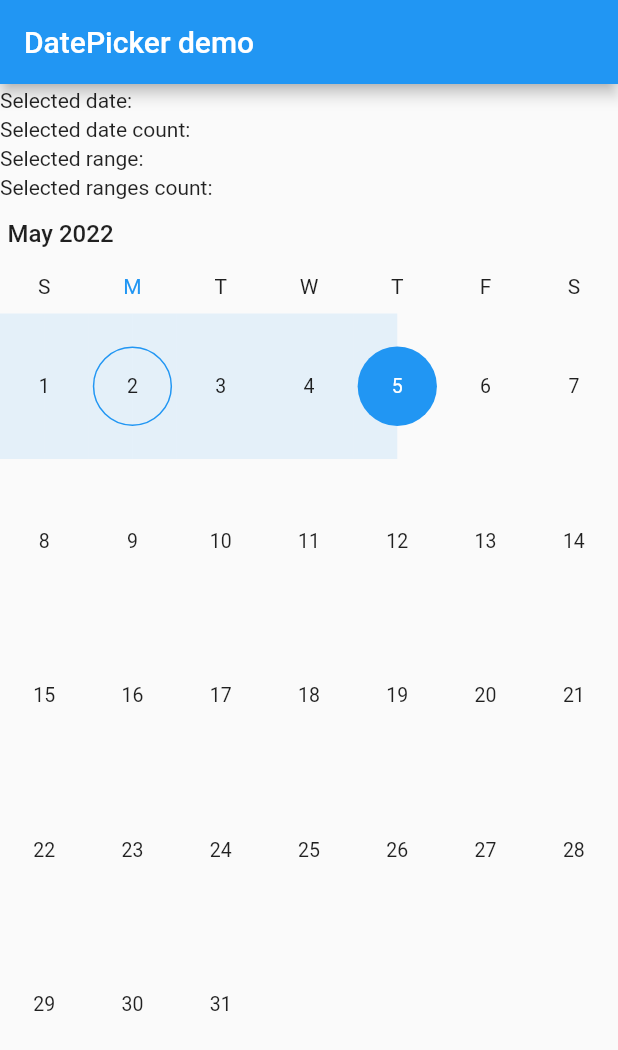
After one commit to AndreaBasile97/ombrelloni_flutter, a Flutter app: the screen it shows after launch, in the side drawer, after a tap on "Welcome", on a phone screen of 412 x 824 dp. The commit adds this screen. Shown: the top 1050 px of the screen. Run offline on Flutter 3.47's test engine with Material 2 defaults, Android fonts, the phone set to English and light mode, and no system bars; drawn by our look-alikes of syncfusion_flutter_datepicker.

Commit message:
aggiunta date picker widget

```diff
--- /dev/null
+++ b/lib/models/nav_drawer.dart
@@ -0,0 +1,47 @@
+import 'package:flutter/material.dart';
+import 'package:ombrelloni_flutter/screens/find_by_date.dart';
+
+class NavDrawer extends StatefulWidget {
+  NavDrawer({Key? key}) : super(key: key);
+  @override
+  State<StatefulWidget> createState() => _NavDrawer();
+}
+
+class _NavDrawer extends State<NavDrawer> {
+  @override
+  Widget build(BuildContext context) {
+    return Drawer(
+      child: ListView(
+        padding: EdgeInsets.zero,
+        children: <Widget>[
+          const DrawerHeader(
+            child: Text(
+              'Side menu',
+              style: TextStyle(color: Colors.white, fontSize: 25),
+            ),
+            // decoration: BoxDecoration(
+            //     color: Colors.green,
+            //     image: DecorationImage(
+            //         fit: BoxFit.fill,
+            //         image: AssetImage('assets/images/cover.jpg'))),
+          ),
+          ListTile(
+            leading: const Icon(Icons.input),
+            title: const Text('Welcome'),
+            onTap: () => {
+              Navigator.pushReplacement(
+                  context,
+                  MaterialPageRoute(
+                      builder: (BuildContext context) => DatePicker())),
+            },
+          ),
+          ListTile(
+            leading: const Icon(Icons.verified_user),
+            title: const Text('Profile'),
+            onTap: () => {setState(() {}), Navigator.of(context).pop()},
+          ),
+        ],
+      ),
+    );
+  }
+}
--- /dev/null
+++ b/lib/screens/find_by_date.dart
@@ -0,0 +1,78 @@
+import 'package:flutter/material.dart';
+import 'package:intl/intl.dart';
+import 'package:syncfusion_flutter_datepicker/datepicker.dart';
+
+/// My app class to display the date range picker
+class DatePicker extends StatefulWidget {
+  const DatePicker({Key? key}) : super(key: key);
+
+  @override
+  DatePickerState createState() => DatePickerState();
+}
+
+/// State for MyApp
+class DatePickerState extends State<DatePicker> {
+  String _selectedDate = '';
+  String _dateCount = '';
+  String _range = '';
+  String _rangeCount = '';
+
+  void _onSelectionChanged(DateRangePickerSelectionChangedArgs args) {
+    setState(() {
+      if (args.value is PickerDateRange) {
+        _range = '${DateFormat('dd/MM/yyyy').format(args.value.startDate)} -'
+            // ignore: lines_longer_than_80_chars
+            ' ${DateFormat('dd/MM/yyyy').format(args.value.endDate ?? args.value.startDate)}';
+      } else if (args.value is DateTime) {
+        _selectedDate = args.value.toString();
+      } else if (args.value is List<DateTime>) {
+        _dateCount = args.value.length.toString();
+      } else {
+        _rangeCount = args.value.length.toString();
+      }
+    });
+  }
+
+  @override
+  Widget build(BuildContext context) {
+    return MaterialApp(
+        home: Scaffold(
+            appBar: AppBar(
+              title: const Text('DatePicker demo'),
+            ),
+            body: Stack(
+              children: <Widget>[
+                Positioned(
+                  left: 0,
+                  right: 0,
+                  top: 0,
+                  height: 80,
+                  child: Column(
+                    mainAxisAlignment: MainAxisAlignment.spaceEvenly,
+                    mainAxisSize: MainAxisSize.min,
+                    crossAxisAlignment: CrossAxisAlignment.start,
+                    children: <Widget>[
+                      Text('Selected date: $_selectedDate'),
+                      Text('Selected date count: $_dateCount'),
+                      Text('Selected range: $_range'),
+                      Text('Selected ranges count: $_rangeCount')
+                    ],
+                  ),
+                ),
+                Positioned(
+                  left: 0,
+                  top: 80,
+                  right: 0,
+                  bottom: 0,
+                  child: SfDateRangePicker(
+                    onSelectionChanged: _onSelectionChanged,
+                    selectionMode: DateRangePickerSelectionMode.range,
+                    initialSelectedRange: PickerDateRange(
+                        DateTime.now().subtract(const Duration(days: 4)),
+                        DateTime.now().add(const Duration(days: 3))),
+                  ),
+                )
+              ],
+            )));
+  }
+}
--- a/pubspec.yaml
+++ b/pubspec.yaml
@@ -29,7 +29,7 @@ environment:
 dependencies:
   flutter:
     sdk: flutter
-
+  syncfusion_flutter_datepicker: ^20.1.51
 
   # The following adds the Cupertino Icons font to your application.
   # Use with the CupertinoIcons class for iOS style icons.
```
Also changed, not shown: lib/main.dart (+0 -94 lines), lib/screens/admin_panel.dart (+18 -6 lines), lib/screens/nav_drawer.dart (deleted, +0 -52 lines), pubspec.lock.
